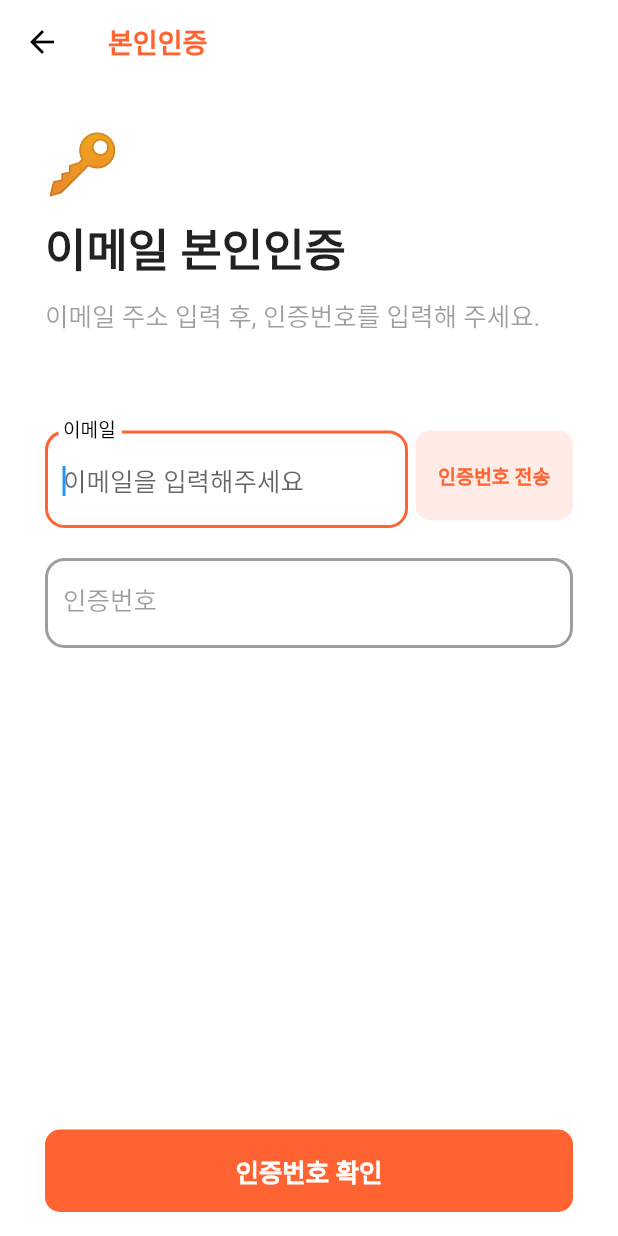
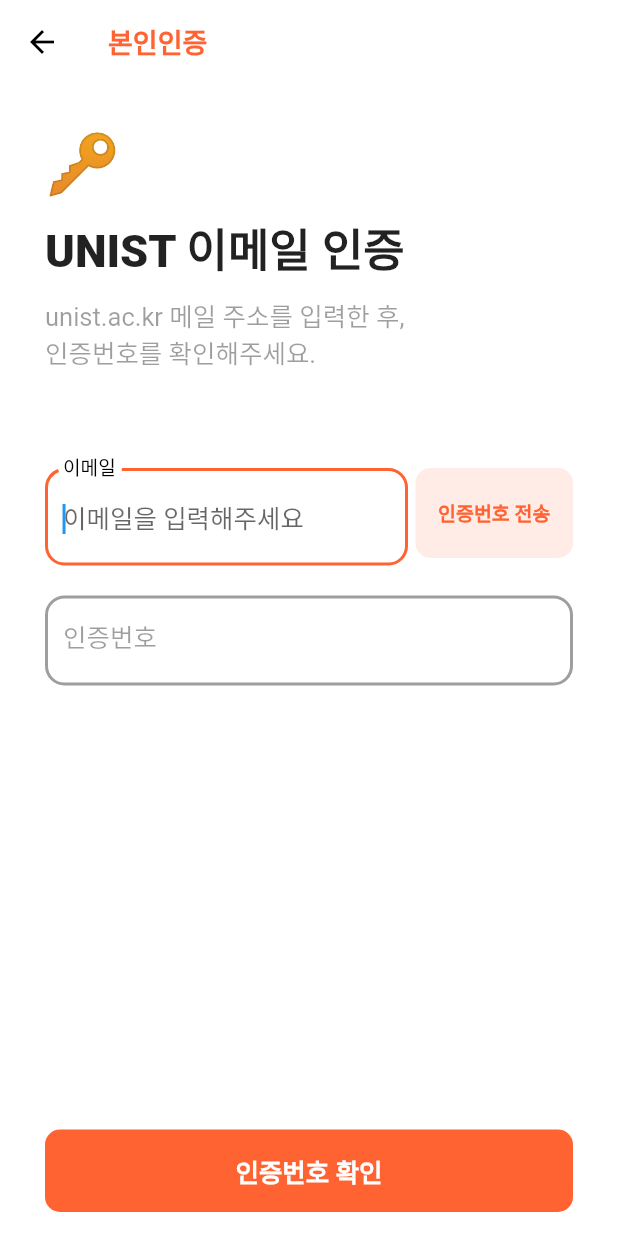
Before and after one commit to junwha/hexa-delivery, a Flutter app: the VerificationPage screen opened directly, on a phone screen of 412 x 824 dp. Run offline on Flutter 3.47's test engine with Material 2 defaults, Android fonts, the phone set to English and light mode, and no system bars; our stand-ins replace firebase_core, firebase_database, flutter_secure_storage, flutter_svg, flutter_typeahead; accounts and stored records are empty; Roboto replaces fonts that are missing (Spoqa, Tossface).

Commit message:
Enforce unist.ac.kr

```diff
--- a/hexa_delivery/lib/bloc/verification_page_bloc.dart
+++ b/hexa_delivery/lib/bloc/verification_page_bloc.dart
@@ -184,10 +184,10 @@ class VerificationPageBloc {
       _sendCodeButtonController.sink.add(ButtonState(
         isEnabled: false,
       ));
-    } else if (RegExp(r'@unist.ac.kr$').hasMatch(text)) {
+    } else if (!RegExp(r'@unist.ac.kr$').hasMatch(text)) {
       _emailTextFieldController.sink.add(TextFieldState(
         isEnabled: true,
-        validationString: "유니스트 이메일은 사용 할 수 없습니다.",
+        validationString: "유니스트 이메일을 입력해주세요.",
       ));
       _sendCodeButtonController.sink.add(ButtonState(
         isEnabled: false,
--- a/hexa_delivery/lib/pages/verification_page.dart
+++ b/hexa_delivery/lib/pages/verification_page.dart
@@ -46,12 +46,12 @@ class VerificationPage extends StatelessWidget {
                 const SizedBox(
                   height: 10,
                 ),
-                buildTitle("이메일 본인인증"),
+                buildTitle("UNIST 이메일 인증"),
                 const SizedBox(
                   height: 10,
                 ),
                 const Text(
-                  "이메일 주소 입력 후, 인증번호를 입력해 주세요.\n",
+                  "unist.ac.kr 메일 주소를 입력한 후,\n인증번호를 확인해주세요.\n",
                   style: TextStyle(
                     color: Colors.black38,
                     fontSize: 17,
```
